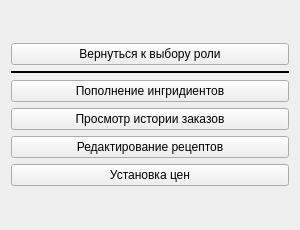
Above: CoffeeMachine/choosingservice.ui from RichiHnok/TPIS before the change. Below: the same form after it.
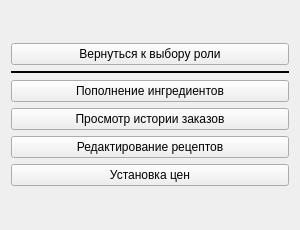
That is the form after the change.

```diff
--- a/CoffeeMachine/choosingservice.ui
+++ b/CoffeeMachine/choosingservice.ui
@@ -51,7 +51,7 @@
      <item>
       <widget class="QPushButton" name="pushButton_2">
        <property name="text">
-        <string>Пополнение ингридиентов</string>
+        <string>Пополнение ингредиентов</string>
        </property>
       </widget>
      </item>
```
Left out of the diff: 10 changed lines with no effect on the pictures.
